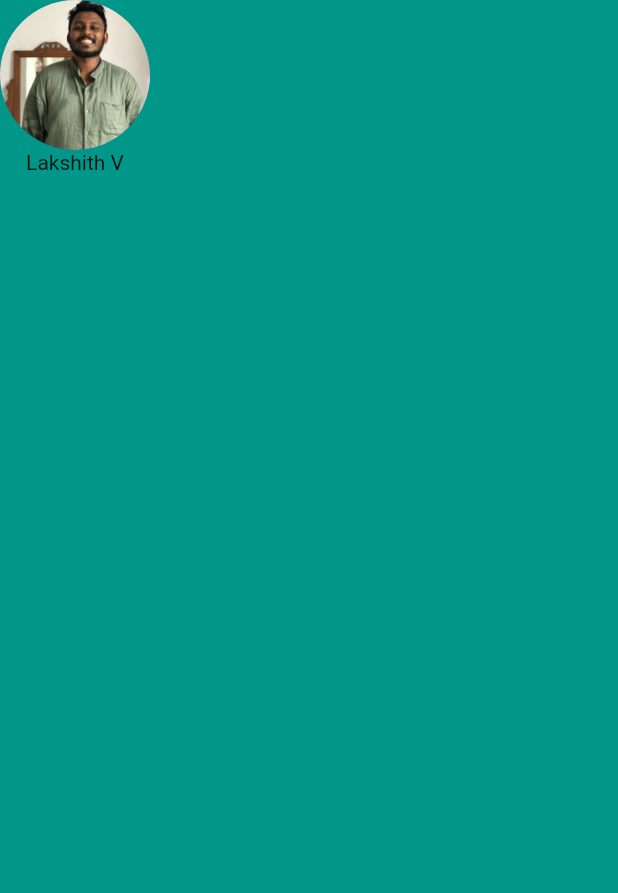
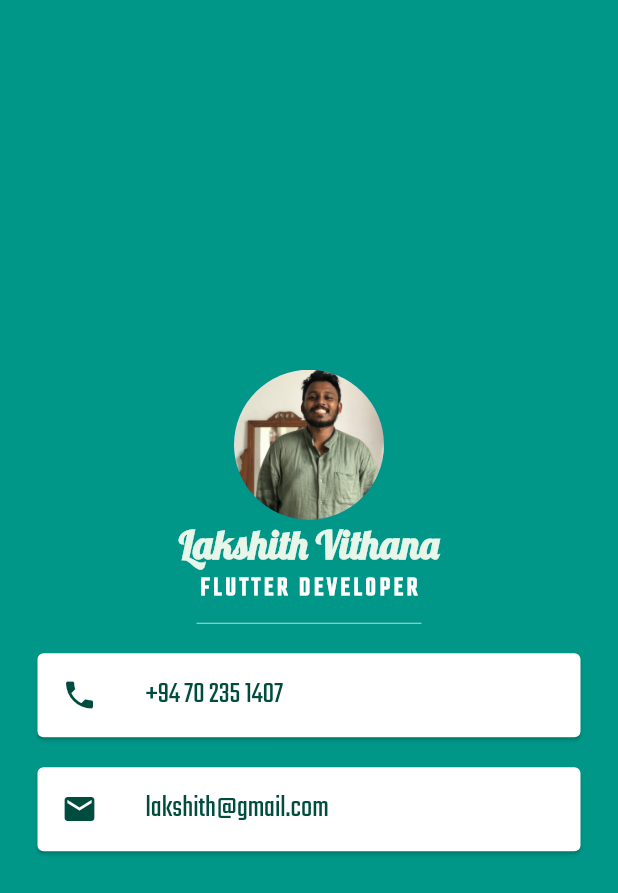
Before and after one commit to LakshithVithana/mi-card, a Flutter app: the screen it shows after launch, on a phone screen of 412 x 824 dp. Shown: the top 893 px of the screen. Run offline on Flutter 3.47's test engine with Material 2 defaults, Android fonts, the phone set to English and light mode, and no system bars.

Commit message:
second commit

```diff
--- a/lib/main.dart
+++ b/lib/main.dart
@@ -14,12 +14,72 @@ class MyApp extends StatelessWidget {
         backgroundColor: Colors.teal,
         body: SafeArea(
           child: Column(
+            mainAxisAlignment: MainAxisAlignment.center,
             children: <Widget>[
                 CircleAvatar(
                 radius: 50.0,
                 backgroundImage: AssetImage('images/me.jpg'),
               ),
-              Text('Lakshith V'),
+              Text(
+                'Lakshith Vithana',
+                style: TextStyle(
+                  fontFamily: 'Lobster',
+                  fontSize: 26.0,
+                  color: Colors.green[50],
+                  fontWeight: FontWeight.bold,
+                ),
+              ),
+              Text(
+                'FLUTTER DEVELOPER',
+                style: TextStyle(
+                  fontFamily: 'Teko',
+                  fontSize: 18.0,
+                  color: Colors.white,
+                  letterSpacing: 2.5,
+                  fontWeight: FontWeight.bold,
+                ),
+              ),
+              SizedBox(
+                height: 20.0,
+                width: 150.0,
+                child: Divider(
+                  color:Colors.teal[100],
+                ),
+              ),
+              Card(
+                margin: EdgeInsets.symmetric(vertical: 10.0, horizontal: 25.0),
+                child: ListTile(
+                  leading: Icon(
+                    Icons.phone,
+                    color: Colors.teal[900],
+                  ),
+                  title: Text(
+                    '+94 70 235 1407',
+                    style: TextStyle(
+                      color: Colors.teal[900],
+                      fontFamily: 'Teko',
+                      fontSize: 20.0,
+                    ),
+                  ),
+                ),
+              ),
+              Card(
+                margin: EdgeInsets.symmetric(vertical: 10.0, horizontal: 25.0),
+                child: ListTile(
+                  leading: Icon(
+                    Icons.email,
+                    color: Colors.teal[900],
+                  ),
+                  title: Text(
+                    'lakshith@gmail.com',
+                    style: TextStyle(
+                      color: Colors.teal[900],
+                      fontFamily: 'Teko',
+                      fontSize: 20.0,
+                    ),
+                  ),
+                ),
+              ),
             ]
           ),
         ),
```
Also changed, not shown: pubspec.yaml (+7 -39 lines), fonts/Lobster-Regular.ttf (added), fonts/Teko-Regular.ttf (added).
